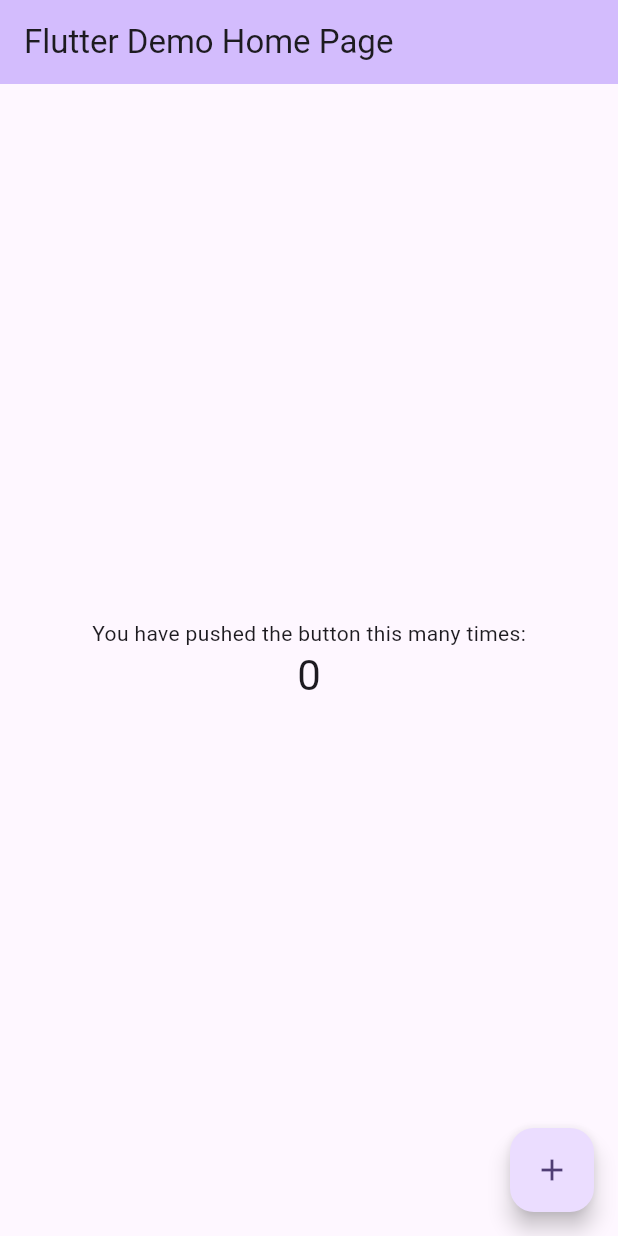
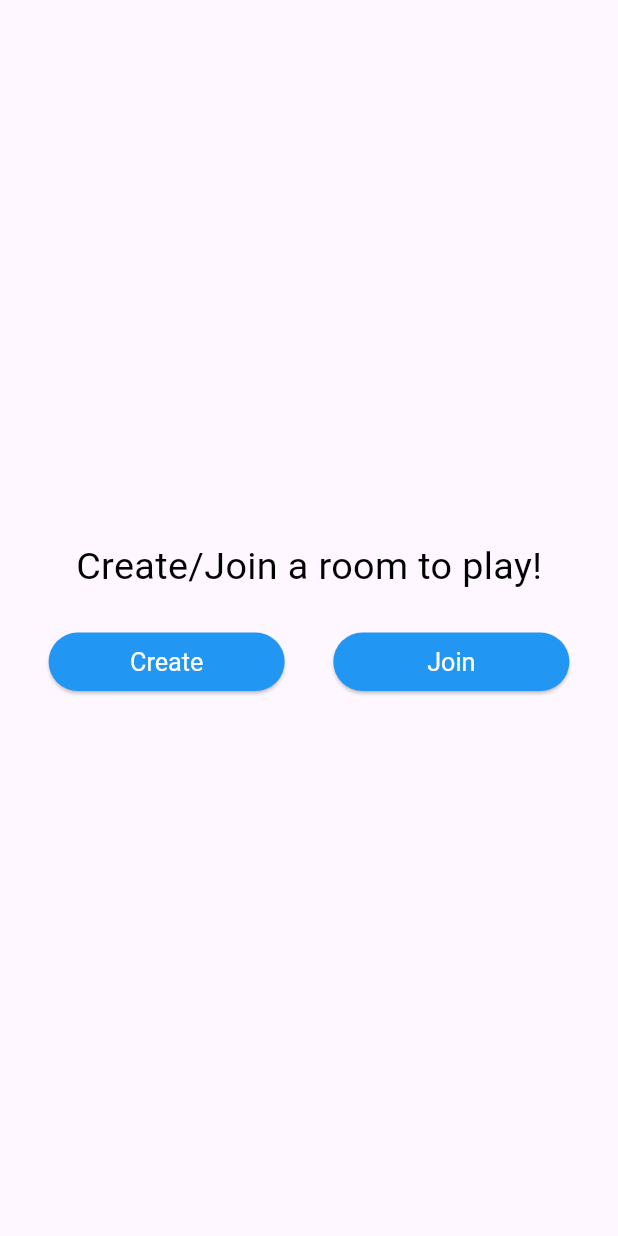
Before and after one commit to mraj555/Guessio, a Flutter app: the screen it shows after launch, on a phone screen of 412 x 824 dp. Run offline on Flutter 3.47's test engine with Material 3 defaults, Android fonts, the phone set to English and light mode, and no system bars; our stand-ins replace flutter_screenutil, get.

Commit message:
feat: Add create room, join room, and home screens
This commit introduces the initial screens for the application:
- Create Room Screen: Allows users to create a new game room with options for room name, player name, max rounds, and room size.
- Join Room Screen: Allows users to join an existing game room by entering their name and the room name.
- Home Screen: Provides navigation to either create or join a room.

It also includes:
- Controllers for managing the state of these screens (`CreateRoomController`, `JoinRoomController`, `HomeController`).
- A custom text field widget (`CustomTextField`).
- A color utility (`ColorUtil`) for consistent theming.
- Integration of `get` for state management and `flutter_screenutil` for responsive UI.
- Updates to `main.dart` to initialize `flutter_screenutil` and set the `HomeScreen` as the initial route.
- Addition of `get` and `flutter_screenutil` dependencies to `pubspec.yaml` and `pubspec.lock`.

```diff
--- /dev/null
+++ b/lib/controller/create_room_controller.dart
@@ -0,0 +1,25 @@
+import 'package:flutter/material.dart';
+import 'package:get/get.dart';
+
+class CreateRoomController extends GetxController {
+  TextEditingController name_controller = TextEditingController();
+  TextEditingController room_controller = TextEditingController();
+
+  List<String> rounds = ["2", "5", "10", "15"];
+  List<String> room_sizes = ["2", "3", "4", "5", "6", "7", "8"];
+
+  String? selected_round;
+  String? selected_room_size;
+
+  ///Functionality for Change Round
+  onChangeRound(String? value) {
+    selected_round = value;
+    update();
+  }
+
+  ///Functionality for Change Room Size
+  onChangeRoomSize(String? value) {
+    selected_room_size = value;
+    update();
+  }
+}
--- /dev/null
+++ b/lib/controller/home_controller.dart
@@ -0,0 +1,3 @@
+import 'package:get/get.dart';
+
+class HomeController extends GetxController {}
--- /dev/null
+++ b/lib/controller/join_room_controller.dart
@@ -0,0 +1,7 @@
+import 'package:flutter/material.dart';
+import 'package:get/get.dart';
+
+class JoinRoomController extends GetxController {
+  TextEditingController name_controller = TextEditingController();
+  TextEditingController room_controller = TextEditingController();
+}
--- a/lib/main.dart
+++ b/lib/main.dart
@@ -1,4 +1,7 @@
 import 'package:flutter/material.dart';
+import 'package:flutter_screenutil/flutter_screenutil.dart';
+import 'package:get/get.dart';
+import 'package:guessio/screen/home_screen.dart';
 
 void main() {
   runApp(const MyApp());
@@ -9,46 +12,14 @@ class MyApp extends StatelessWidget {
 
   @override
   Widget build(BuildContext context) {
-    return MaterialApp(
-      title: 'Flutter Demo',
-      theme: ThemeData(colorScheme: ColorScheme.fromSeed(seedColor: Colors.deepPurple)),
-      home: const MyHomePage(title: 'Flutter Demo Home Page'),
+    return ScreenUtilInit(
+      designSize: Size(392.73, 738.18),
+      child: GetMaterialApp(
+        title: 'Guessio',
+        theme: ThemeData(colorScheme: ColorScheme.fromSeed(seedColor: Colors.deepPurple)),
+        debugShowCheckedModeBanner: false,
+        home: HomeScreen(),
+      ),
     );
   }
 }
-
-class MyHomePage extends StatefulWidget {
-  const MyHomePage({super.key, required this.title});
-
-  final String title;
-
-  @override
-  State<MyHomePage> createState() => _MyHomePageState();
-}
-
-class _MyHomePageState extends State<MyHomePage> {
-  int _counter = 0;
-
-  void _incrementCounter() {
-    setState(() {
-      _counter++;
-    });
-  }
-
-  @override
-  Widget build(BuildContext context) {
-    return Scaffold(
-      appBar: AppBar(backgroundColor: Theme.of(context).colorScheme.inversePrimary, title: Text(widget.title)),
-      body: Center(
-        child: Column(
-          mainAxisAlignment: MainAxisAlignment.center,
-          children: <Widget>[
-            const Text('You have pushed the button this many times:'),
-            Text('$_counter', style: Theme.of(context).textTheme.headlineMedium),
-          ],
-        ),
-      ),
-      floatingActionButton: FloatingActionButton(onPressed: _incrementCounter, tooltip: 'Increment', child: const Icon(Icons.add)),
-    );
-  }
-}
--- /dev/null
+++ b/lib/screen/home_screen.dart
@@ -0,0 +1,53 @@
+import 'package:flutter/material.dart';
+import 'package:flutter_screenutil/flutter_screenutil.dart';
+import 'package:get/get.dart';
+import 'package:guessio/screen/create_room_screen.dart';
+import 'package:guessio/screen/join_room_screen.dart';
+
+class HomeScreen extends StatelessWidget {
+  const HomeScreen({super.key});
+
+  @override
+  Widget build(BuildContext context) {
+    return SafeArea(
+      child: Scaffold(
+        body: Column(
+          mainAxisAlignment: MainAxisAlignment.center,
+          crossAxisAlignment: CrossAxisAlignment.center,
+          children: [
+            Text(
+              "Create/Join a room to play!",
+              style: TextStyle(color: Colors.black, fontSize: 24.sp),
+            ),
+            SizedBox(height: 20.h),
+            Row(
+              mainAxisAlignment: MainAxisAlignment.spaceEvenly,
+              children: [
+                ElevatedButton(
+                  onPressed: () => Get.to(() => CreateRoomScreen()),
+                  style: ElevatedButton.styleFrom(
+                    backgroundColor: Colors.blue,
+                    foregroundColor: Colors.white,
+                    textStyle: TextStyle(fontSize: 16.sp),
+                    minimumSize: Size(150.w, 35.h),
+                  ),
+                  child: Text("Create"),
+                ),
+                ElevatedButton(
+                  onPressed: () => Get.to(() => JoinRoomScreen()),
+                  style: ElevatedButton.styleFrom(
+                    backgroundColor: Colors.blue,
+                    foregroundColor: Colors.white,
+                    textStyle: TextStyle(fontSize: 16.sp),
+                    minimumSize: Size(150.w, 35.h),
+                  ),
+                  child: Text("Join"),
+                ),
+              ],
+            ),
+          ],
+        ),
+      ),
+    );
+  }
+}
--- /dev/null
+++ b/lib/util/color_util.dart
@@ -0,0 +1,5 @@
+import 'package:flutter/material.dart';
+
+class ColorUtil {
+  static Color get whisper => Color(0xFFF5F5FA);
+}
--- a/pubspec.yaml
+++ b/pubspec.yaml
@@ -34,6 +34,8 @@ dependencies:
   # The following adds the Cupertino Icons font to your application.
   # Use with the CupertinoIcons class for iOS style icons.
   cupertino_icons: ^1.0.8
+  get: ^4.7.2
+  flutter_screenutil: ^5.9.3
 
 dev_dependencies:
   flutter_test:
```
Also changed, not shown: lib/screen/create_room_screen.dart (added, +94 -0 lines), lib/screen/join_room_screen.dart (added, +51 -0 lines), lib/widgets/custom_text_field.dart (added, +32 -0 lines), pubspec.lock.
